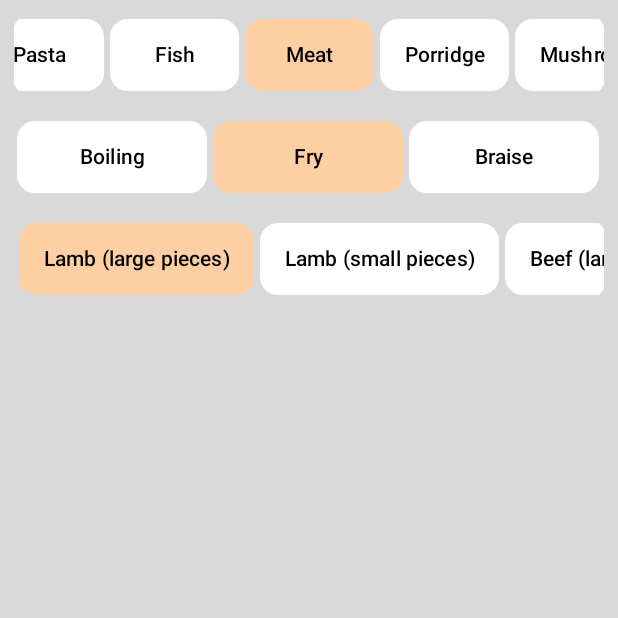
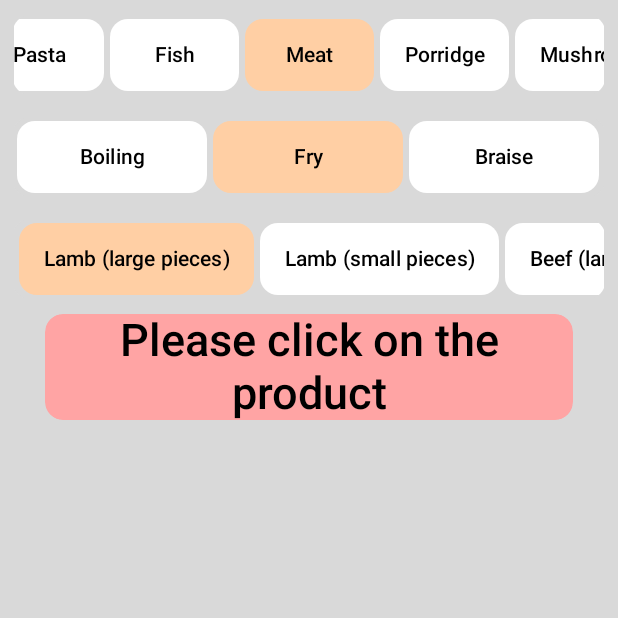
Before and after one commit to 070boroda/KitchenCalculator, an Android app built with Jetpack Compose: the composable TimerScreen shown on its own in the app's theme, on a phone screen of 412 x 824 dp, the top half of it. Run offline under Robolectric (Android 15) with nearby library versions, the phone set to English and light mode, and no system bars; our stand-ins replace AdMob, Dagger/Hilt's generated code, Room's generated code, livedata-compose; libraries missing offline, so code that uses them is left out: com.android.billingclient, com.google.firebase.crashlytics; pictures from the network do not load; 7 statements that could not run were skipped.

Commit message:
[CC-036] - refactor TimerScreen

```diff
--- a/app/build.gradle.kts
+++ b/app/build.gradle.kts
@@ -16,8 +16,8 @@ android {
         applicationId = "com.zelianko.kitchencalculator"
         minSdk = 24
         targetSdk = 34
-        versionCode = 15
-        versionName = "1.0.0.15"
+        versionCode = 16
+        versionName = "1.0.0.16"
 
         testInstrumentationRunner = "androidx.test.runner.AndroidJUnitRunner"
         kapt {
--- a/app/src/main/java/com/zelianko/kitchencalculator/timer_screen/TimerScreen.kt
+++ b/app/src/main/java/com/zelianko/kitchencalculator/timer_screen/TimerScreen.kt
@@ -165,6 +165,7 @@ fun TimerScreen(
             }
             Spacer(modifier = Modifier.height(5.dp))
 
+            //Если есть продукт и есть или нет время выводим этот блок
             if (cookingProduct.value.id != null) {
                 ResultCardProduct(
                     cookingProduct.value,
@@ -220,6 +221,29 @@ fun TimerScreen(
                         )
                     }
                 }
+            } else {
+                Card(
+                    modifier = Modifier
+                        .fillMaxWidth()
+                        .wrapContentHeight()
+                        .padding(horizontal = 30.dp)
+                        .clip(shape = RoundedCornerShape(12.dp)),
+                    colors = CardDefaults.cardColors(
+                        containerColor = colorResource(id = R.color.tea_spoon_card),
+                        contentColor = Color.Black
+                    )
+                ) {
+                    Text(
+                        text = stringResource(id = R.string.please_tap_to_product),
+                        style = TextStyle(
+                            color = Color.Black,
+                            fontSize = 30.sp,
+                            fontWeight = FontWeight.SemiBold
+                        ),
+                        textAlign = TextAlign.Center
+                    )
+                }
+
             }
         }
     }
--- a/app/src/main/res/values/strings.xml
+++ b/app/src/main/res/values/strings.xml
@@ -273,6 +273,7 @@ This kind of roasting is perfect for people who don’t accept raw meat.</string
     <string name="no_recipes_available_upon_request">No recipes available upon request</string>
     <string name="not_find_time_for_cooking">No time found, \n for this type of cooking</string>
     <string name="аill_radius_width_or_height">Required fields are not filled in</string>
+    <string name="please_tap_to_product">Please click on the product</string>
 
 
 </resources>
```
Also changed, not shown: 1 other file.
